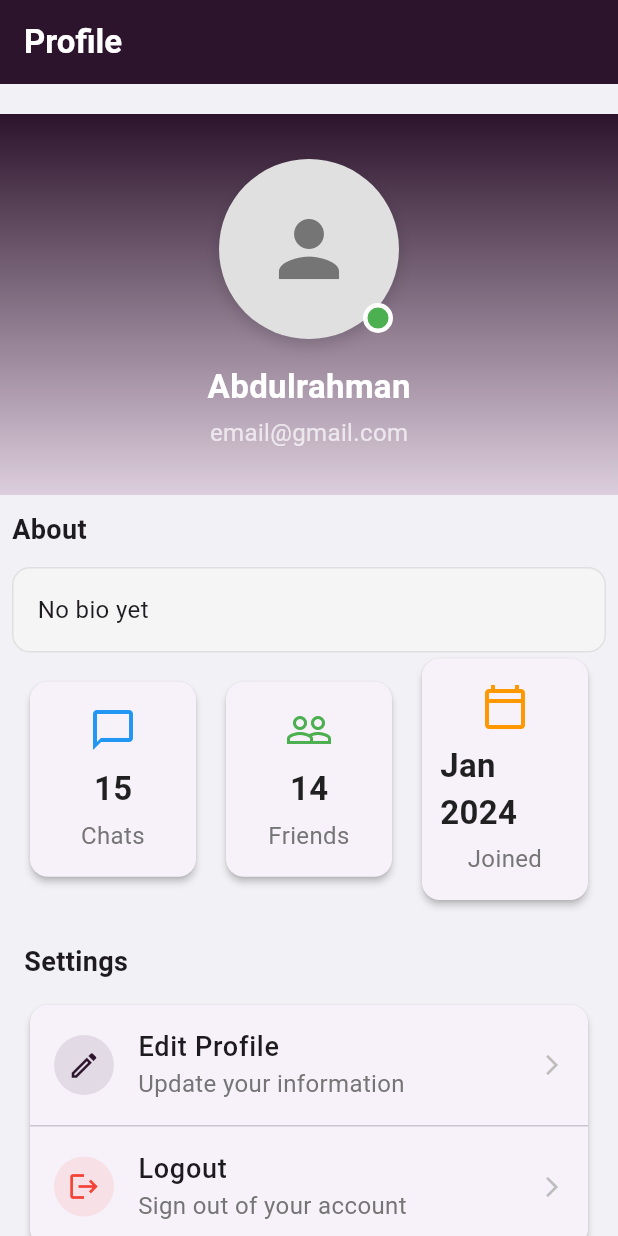
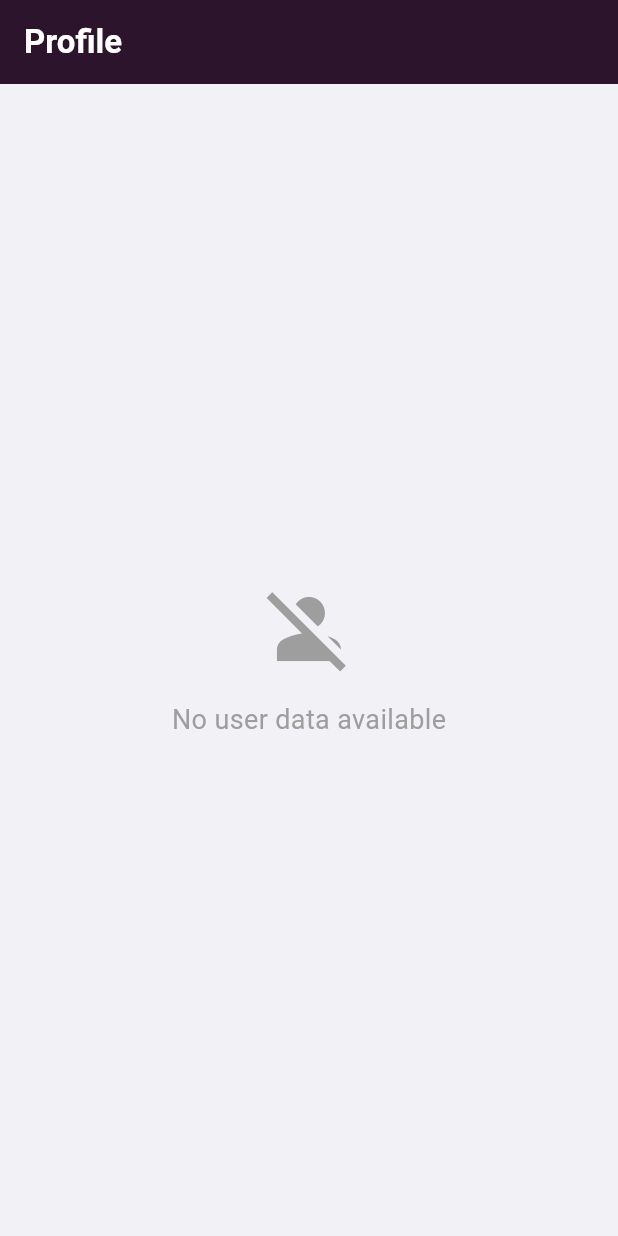
Before and after one commit to AbdelrahmanSiam/connectly_app, a Flutter app: the ProfileView screen opened by its route, on a phone screen of 412 x 824 dp. Run offline on Flutter 3.47's test engine with Material 3 defaults, Android fonts, the phone set to English and light mode, and no system bars; our stand-ins replace bloc, cloud_firestore, firebase_auth, firebase_core, flutter_bloc, get_it and 1 more; accounts and stored records are empty.

Commit message:
trigger cubit in profile view

```diff
--- /dev/null
+++ b/lib/features/profile/presentation/views/widgets/initial_user_profile_body.dart
@@ -0,0 +1,24 @@
+import 'package:flutter/material.dart';
+
+class InitialUserProfileBody extends StatelessWidget {
+  const InitialUserProfileBody({
+    super.key,
+  });
+
+  @override
+  Widget build(BuildContext context) {
+    return const Center(
+      child: Column(
+        mainAxisAlignment: MainAxisAlignment.center,
+        children: [
+          Icon(Icons.person_off, size: 64, color: Colors.grey),
+          SizedBox(height: 16),
+          Text(
+            'No user data available',
+            style: TextStyle(fontSize: 18, color: Colors.grey),
+          ),
+        ],
+      ),
+    );
+  }
+}
--- a/lib/features/profile/presentation/views/widgets/profile_view_body.dart
+++ b/lib/features/profile/presentation/views/widgets/profile_view_body.dart
@@ -1,26 +1,49 @@
+import 'package:connectly_app/features/profile/presentation/manager/cubit/user_cubit.dart';
 import 'package:connectly_app/features/profile/presentation/views/widgets/bio_section.dart';
+import 'package:connectly_app/features/profile/presentation/views/widgets/failure_user_profile_body.dart';
+import 'package:connectly_app/features/profile/presentation/views/widgets/initial_user_profile_body.dart';
 import 'package:connectly_app/features/profile/presentation/views/widgets/profile_header_section.dart';
 import 'package:connectly_app/features/profile/presentation/views/widgets/setting_section.dart';
 import 'package:connectly_app/features/profile/presentation/views/widgets/state_section.dart';
 import 'package:flutter/material.dart';
+import 'package:flutter_bloc/flutter_bloc.dart';
 
 class ProfileViewBody extends StatelessWidget {
   const ProfileViewBody({super.key});
 
   @override
   Widget build(BuildContext context) {
+    return BlocBuilder<UserCubit, UserState>(
+      builder: (context, state) {
+        if (state is UserFailureState) {
+          return FailureUserProfileBody(text:'Error: ${state.errMessage}',);
+        }
+        if (state is UserInitialState) {
+          return InitialUserProfileBody();
+        }
+        if(state is UserSuccessState){
         return SingleChildScrollView(
           child: Column(
             crossAxisAlignment: CrossAxisAlignment.center,
             children: [
-          SizedBox(height: 20,),
-          ProfileHeaderSection(name: "Abdulrahman",email:"email@gmail.com",isOnline: true,),
-          SizedBox(height: 10,),
-          BioSection(bio: "No bio yet",),
+              SizedBox(
+                height: 20,
+              ),
+              ProfileHeaderSection(
+                name: state.userModel.name,
+                email: state.userModel.email,
+                isOnline: true,
+              ),
+              SizedBox(
+                height: 10,
+              ),
+              BioSection(
+                bio: state.userModel.bio ?? "No bio yet",
+              ),
               StatsSection(
                 chatsCount: 15,
                 friendsCount: 14,
-              createdAt: DateTime(2024, 1, 15),
+                createdAt: state.userModel.createdAt,
               ),
               const SizedBox(height: 24),
               SettingsSection(
@@ -30,10 +53,12 @@ class ProfileViewBody extends StatelessWidget {
                   );
                 },
               ),
-
               const SizedBox(height: 24),
             ],
           ),
         );
+        }return const SizedBox();
+      },
+    );
   }
 }
```
Also changed, not shown: lib/features/profile/presentation/views/widgets/failure_user_profile_body.dart (added, +25 -0 lines), lib/main.dart (+4 -4 lines). Lines whose indentation alone changed are shown as unchanged.
